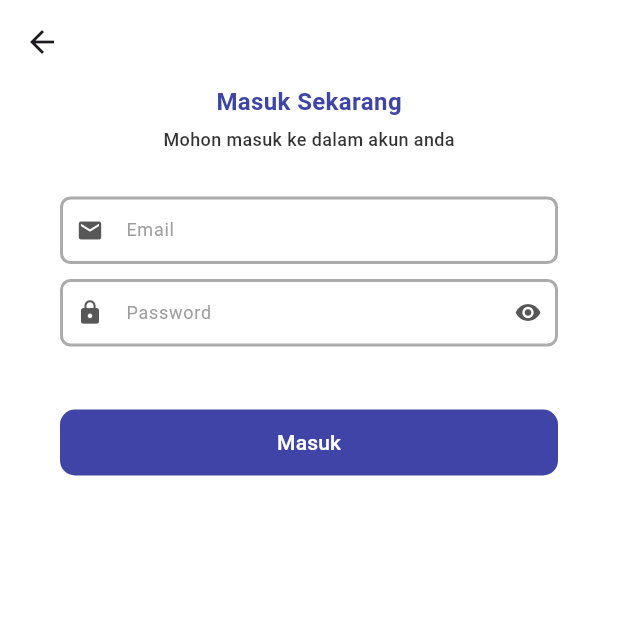
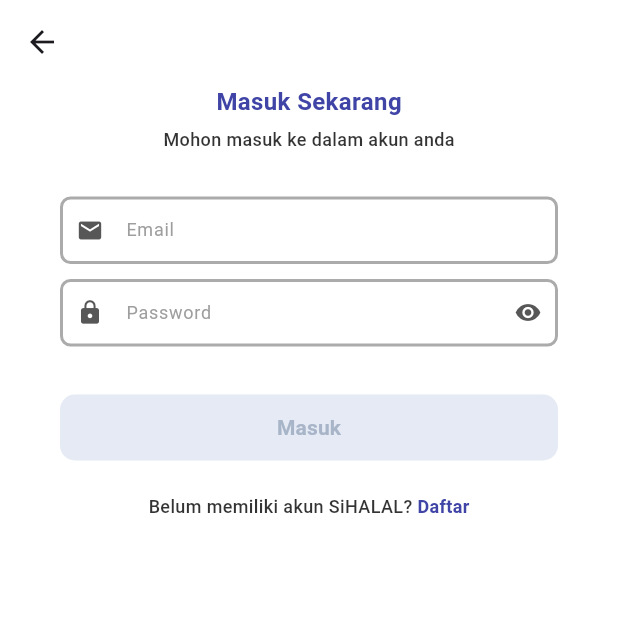
Before and after one commit to sibeux/sihalal_ecommerce_app, a Flutter app: the LoginScreen screen opened directly, on a phone screen of 412 x 824 dp, the top half of it. Run offline on Flutter 3.47's test engine with Material 3 defaults, Android fonts, the light colour scheme and no system bars; our stand-ins replace auto_size_text, cached_network_image, email_validator, flutter_riverpod, get, google_fonts and 4 more; network calls fail.

```diff
--- a/lib/controller/auth_user_controller.dart
+++ b/lib/controller/auth_user_controller.dart
@@ -2,7 +2,7 @@ import 'package:email_validator/email_validator.dart';
 import 'package:flutter/material.dart';
 import 'package:get/get.dart';
 
-class AuthLoginController extends GetxController {
+class AuthUserController extends GetxController {
   final controller = TextEditingController();
   var isTyping = false.obs;
   var textValue = ''.obs;
--- a/lib/screens/user_auth_screen/login_screen.dart
+++ b/lib/screens/user_auth_screen/login_screen.dart
@@ -10,6 +10,7 @@ class LoginScreen extends StatelessWidget {
   @override
   Widget build(BuildContext context) {
     final authPasswordController = Get.put(AuthPasswordController());
+    final authUserController = Get.put(AuthUserController());
     return Scaffold(
       backgroundColor: HexColor('fefffe'),
       resizeToAvoidBottomInset: false,
@@ -43,31 +44,38 @@ class LoginScreen extends StatelessWidget {
                 ? const PasswordLoginForm()
                 : const PasswordLoginForm(),
           ),
-          const SizedBox(height: 40),
-          Padding(
-            padding: const EdgeInsets.symmetric(horizontal: 40),
-            child: ElevatedButton(
-              onPressed: () {},
-              style: ElevatedButton.styleFrom(
-                foregroundColor: Colors.white,
-                backgroundColor: HexColor('#3f44a6'),
-                elevation: 0, // Menghilangkan shadow
-                shape: RoundedRectangleBorder(
-                  borderRadius: BorderRadius.circular(10),
-                ),
-                minimumSize: const Size(
-                  double.infinity,
-                  40,
+          const SizedBox(height: 30),
+          Obx(
+            () => authUserController.isEmailValid &&
+                    authPasswordController.getTextValue.isNotEmpty
+                ? const LoginButtonEnable()
+                : const AbsorbPointer(child: LoginButtonDisable()),
+          ),
+          const SizedBox(height: 20),
+          Row(
+            mainAxisAlignment: MainAxisAlignment.center,
+            children: [
+              Text(
+                'Belum memiliki akun SiHALAL? ',
+                style: TextStyle(
+                  fontSize: 12,
+                  color: Colors.black.withOpacity(0.8),
+                  fontWeight: FontWeight.w500,
                 ),
               ),
-              child: const Padding(
-                padding: EdgeInsets.symmetric(
-                  horizontal: 24.0,
-                  vertical: 12.0,
+              GestureDetector(
+                onTap: () {},
+                child: Text(
+                  'Daftar',
+                  style: TextStyle(
+                    fontSize: 12,
+                    color: HexColor('#3f44a6'),
+                    fontWeight: FontWeight.bold,
+                    // decoration: TextDecoration.underline,
+                  ),
                 ),
-                child: Text('Masuk'),
               ),
-            ),
+            ],
           ),
         ],
       ),
--- a/lib/screens/user_auth_screen/widgets/form_widgets.dart
+++ b/lib/screens/user_auth_screen/widgets/form_widgets.dart
@@ -10,7 +10,7 @@ class EmailLoginForm extends StatelessWidget {
 
   @override
   Widget build(BuildContext context) {
-    final authLoginController = Get.put(AuthLoginController());
+    final authLoginController = Get.put(AuthUserController());
     return FormBlueprint(
       authController: authLoginController,
       formType: 'email',
@@ -136,3 +136,85 @@ OutlineInputBorder outlineInputBorder() {
     ),
   );
 }
+
+class LoginButtonEnable extends StatelessWidget {
+  const LoginButtonEnable({super.key});
+
+  @override
+  Widget build(BuildContext context) {
+    return AuthButton(
+      authType: 'masuk',
+      foreground: Colors.white,
+      background: HexColor('#3f44a6'),
+      isEnable: true,
+    );
+  }
+}
+
+class LoginButtonDisable extends StatelessWidget {
+  const LoginButtonDisable({super.key});
+
+  @override
+  Widget build(BuildContext context) {
+    return AuthButton(
+      authType: 'masuk',
+      foreground: HexColor('#a8b5c8'),
+      background: HexColor('#e5eaf5'),
+      isEnable: false,
+    );
+  }
+}
+
+class AuthButton extends StatelessWidget {
+  const AuthButton({
+    super.key,
+    required this.authType,
+    required this.foreground,
+    required this.background,
+    required this.isEnable,
+  });
+
+  final String authType;
+  final Color foreground, background;
+  final bool isEnable;
+
+  @override
+  Widget build(BuildContext context) {
+    return Padding(
+      padding: const EdgeInsets.symmetric(horizontal: 40),
+      child: ElevatedButton(
+        onPressed: () {
+          if (isEnable) {
+            // Do something
+          }
+        },
+        style: ElevatedButton.styleFrom(
+          foregroundColor: foreground,
+          backgroundColor: background,
+          elevation: 0, // Menghilangkan shadow
+          splashFactory: InkRipple.splashFactory,
+          shape: RoundedRectangleBorder(
+            borderRadius: BorderRadius.circular(10),
+          ),
+          minimumSize: const Size(
+            double.infinity,
+            40,
+          ),
+        ),
+        child: Padding(
+          padding: const EdgeInsets.symmetric(
+            horizontal: 24.0,
+            vertical: 12.0,
+          ),
+          child: Text(
+            authType.capitalizeFirst!,
+            style: const TextStyle(
+              fontSize: 14,
+              fontWeight: FontWeight.bold,
+            ),
+          ),
+        ),
+      ),
+    );
+  }
+}
```
